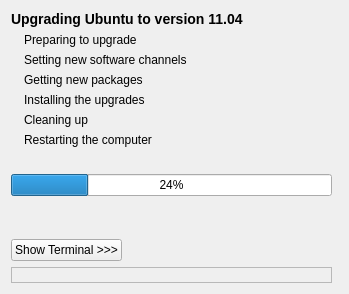
Before: the Qt Designer form DistUpgrade/window_main.ui in stek29/ubuntu-release-upgrader, drawn with Qt 5.
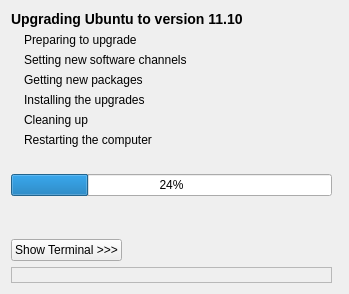
After: the same form once the commit is applied.

Patch:
```diff
--- a/DistUpgrade/window_main.ui
+++ b/DistUpgrade/window_main.ui
@@ -235,7 +235,7 @@
    <item row="0" column="0" colspan="4" >
     <widget class="QLabel" name="label_title" >
      <property name="text" >
-      <string>&lt;b>&lt;big>Upgrading Ubuntu to version 11.04&lt;/big>&lt;/b></string>
+      <string>&lt;b>&lt;big>Upgrading Ubuntu to version 11.10&lt;/big>&lt;/b></string>
      </property>
      <property name="wordWrap" >
       <bool>false</bool>
```
